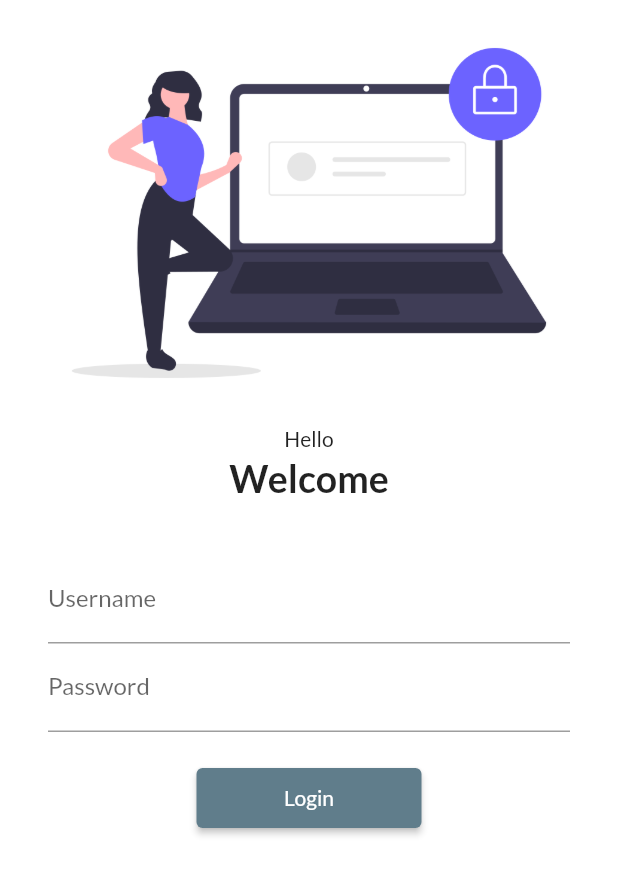
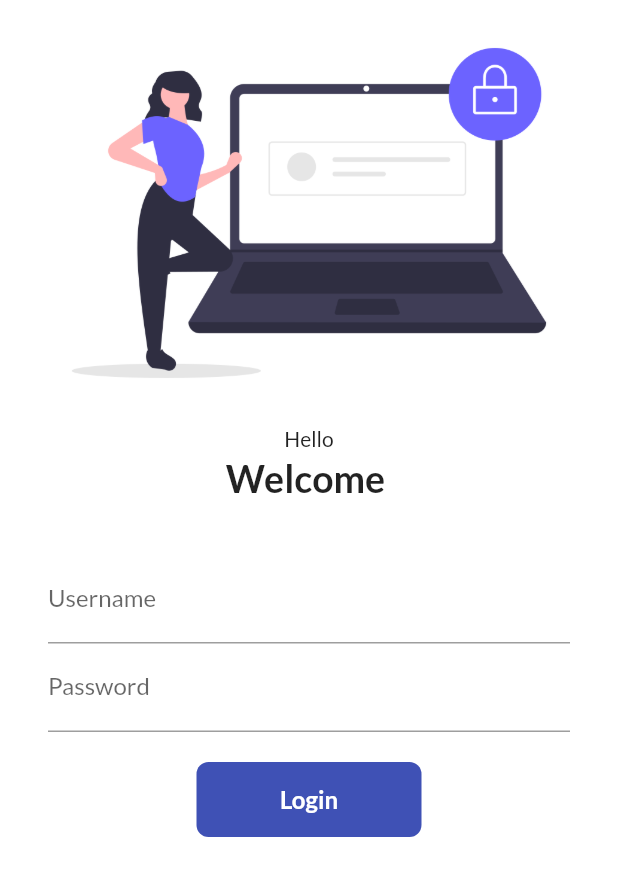
Before and after one commit to AkashDKshirsagar/30DaysFlutter, a Flutter app: the screen it shows after launch, on a phone screen of 412 x 824 dp. Shown: the top 876 px of the screen. Run offline on Flutter 3.47's test engine with Material 2 defaults, Android fonts, the phone set to English and light mode, and no system bars; our stand-ins replace google_fonts.

Commit message:
day_6 completed

```diff
--- a/lib/login_page.dart
+++ b/lib/login_page.dart
@@ -1,8 +1,16 @@
 import 'package:firstapp/utils/routes.dart';
 import 'package:flutter/material.dart';
 
-class LoginPage extends StatelessWidget {
+class LoginPage extends StatefulWidget {
   const LoginPage({Key? key}) : super(key: key);
+
+  @override
+  State<LoginPage> createState() => _LoginPageState();
+}
+
+class _LoginPageState extends State<LoginPage> {
+  String name = "";
+  bool changeButton = false;
 
   @override
   Widget build(BuildContext context) {
@@ -20,7 +28,7 @@ class LoginPage extends StatelessWidget {
                 child: Text("Hello"),
               ),
               Text(
-                "Welcome",
+                "Welcome $name",
                 style: TextStyle(
                   fontSize: 25,
                   fontWeight: FontWeight.bold,
@@ -39,6 +47,10 @@ class LoginPage extends StatelessWidget {
                         hintText: "Enter Username",
                         labelText: "Username",
                       ),
+                      onChanged: (value) {
+                        name = value;
+                        setState(() {});
+                      },
                     ),
                     TextFormField(
                       obscureText: true,
@@ -50,13 +62,41 @@ class LoginPage extends StatelessWidget {
                     SizedBox(
                       height: 20.0,
                     ),
-                    ElevatedButton(
-                      onPressed: () {
+                    InkWell(
+                      onTap: () async {
+                        setState(() {
+                          changeButton = true;
+                        });
+                        await Future.delayed(Duration(seconds: 1));
                         Navigator.pushNamed(context, MyRoutes.homeRoute);
                       },
-                      child: Text("Login"),
-                      style: TextButton.styleFrom(minimumSize: Size(150, 40)),
-                    )
+                      child: AnimatedContainer(
+                        duration: Duration(seconds: 1),
+                        width: changeButton ? 50 : 150,
+                        height: 50,
+                        alignment: Alignment.center,
+                        child: changeButton
+                            ? Icon(Icons.done, color: Colors.white)
+                            : Text(
+                                "Login",
+                                style: TextStyle(
+                                    color: Colors.white,
+                                    fontWeight: FontWeight.bold,
+                                    fontSize: 16),
+                              ),
+                        decoration: BoxDecoration(
+                            color: Colors.indigo,
+                            borderRadius:
+                                BorderRadius.circular(changeButton ? 50 : 8)),
+                      ),
+                    ),
+                    // ElevatedButton(
+                    //   onPressed: () {
+                    //     Navigator.pushNamed(context, MyRoutes.homeRoute);
+                    //   },
+                    //   child: Text("Login"),
+                    //   style: TextButton.styleFrom(minimumSize: Size(150, 40)),
+                    // )
                   ],
                 ),
               )
--- a/lib/main.dart
+++ b/lib/main.dart
@@ -16,7 +16,7 @@ class myApp extends StatelessWidget {
     return MaterialApp(
       themeMode: ThemeMode.light,
       theme: ThemeData(
-        primarySwatch: Colors.blueGrey,
+        primarySwatch: Colors.indigo,
         fontFamily: GoogleFonts.lato().fontFamily,
       ),
       darkTheme: ThemeData(
```
